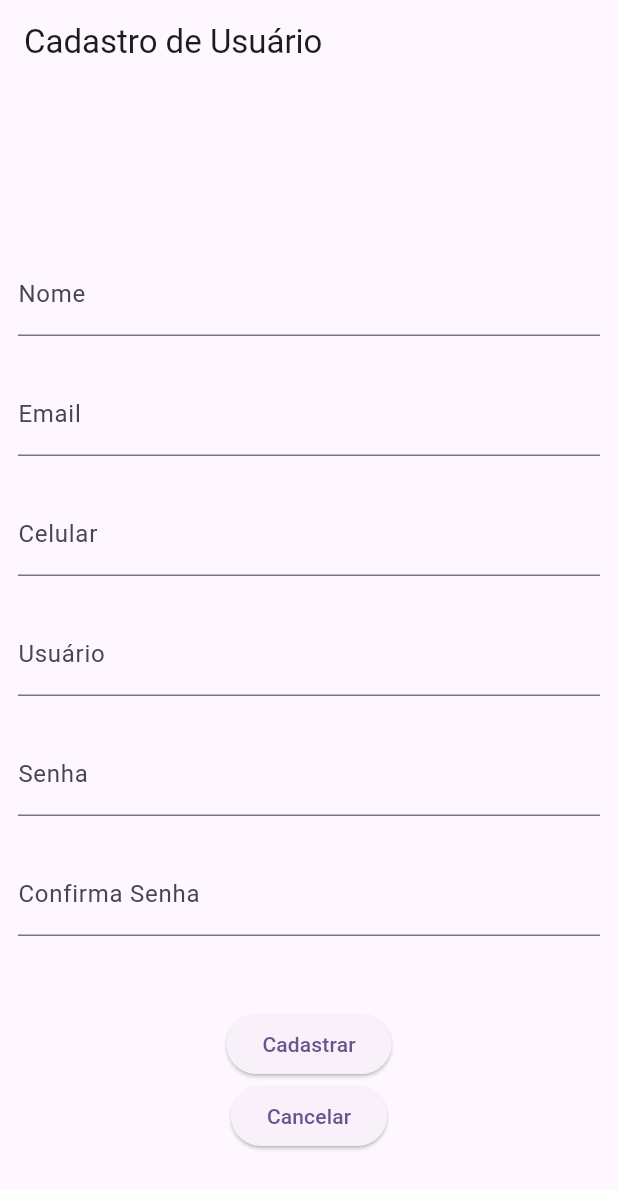
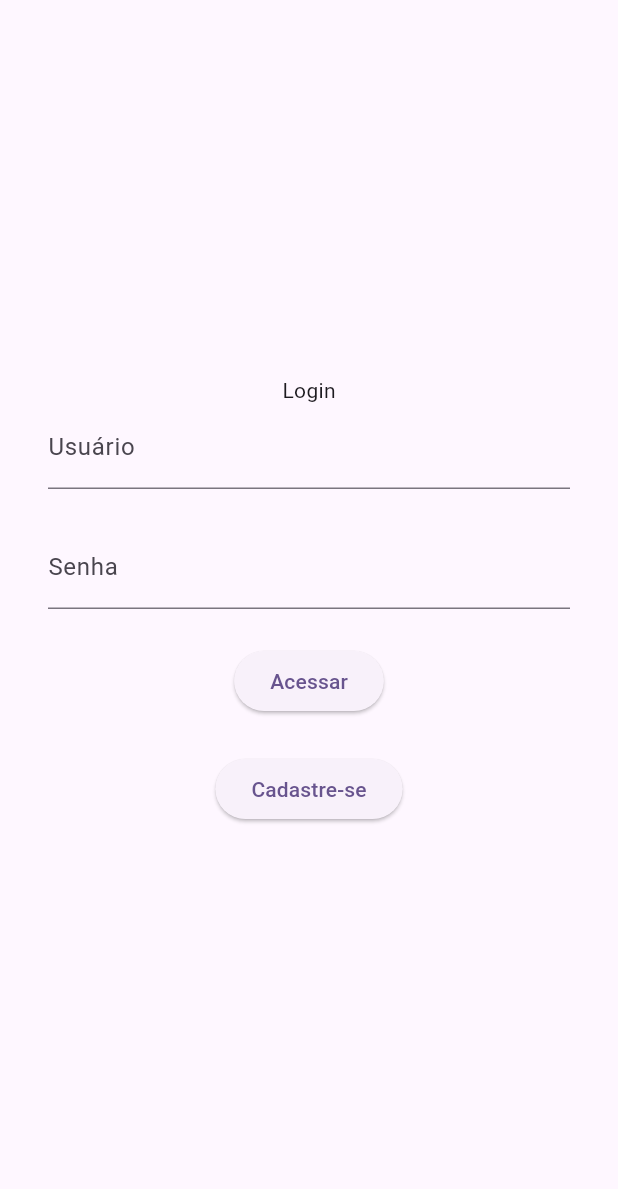
Before and after one commit to pedrokGs/vitahealth, a Flutter app: the screen it shows after launch, on a phone screen of 412 x 824 dp. Shown: the top 1189 px of the screen. Run offline on Flutter 3.47's test engine with Material 3 defaults, Android fonts, the phone set to English and light mode, and no system bars; our stand-ins replace flutter_riverpod, shared_preferences.

Commit message:
Login concluido

```diff
--- a/lib/di/shared_providers.dart
+++ b/lib/di/shared_providers.dart
@@ -1,5 +1,7 @@
 import 'package:flutter_riverpod/flutter_riverpod.dart';
 import 'package:shared_preferences/shared_preferences.dart';
+import 'package:vita_health/features/login/models/login_service.dart';
+import 'package:vita_health/features/login/viewmodels/login_state.dart';
 import 'package:vita_health/features/register/models/register_service.dart';
 import 'package:vita_health/features/register/viewmodels/register_state.dart';
 
@@ -9,3 +11,6 @@ final sharedPreferencesProvider = Provider<SharedPreferences>((ref) => throw Uni
 
 final registerServiceProvider = Provider<RegisterService>((ref) => RegisterServiceImpl(baseUrl: baseUrl));
 final registerNotifierProvider = NotifierProvider(() => RegisterNotifier(),);
+
+final loginServiceProvider = Provider<LoginService>((ref) => LoginServiceImpl(baseUrl: baseUrl),);
+final loginNotifierProvider = NotifierProvider(() => LoginNotifier(),);
--- /dev/null
+++ b/lib/features/login/views/login_screen.dart
@@ -0,0 +1,124 @@
+import 'package:flutter/material.dart';
+import 'package:flutter_riverpod/flutter_riverpod.dart';
+import 'package:vita_health/di/shared_providers.dart';
+
+class LoginScreen extends ConsumerStatefulWidget {
+  const LoginScreen({super.key});
+
+  @override
+  ConsumerState createState() => _LoginScreenState();
+}
+
+class _LoginScreenState extends ConsumerState<LoginScreen> {
+  int count = 0;
+  final _formKey = GlobalKey<FormState>();
+  final usernameController = TextEditingController();
+  final senhaController = TextEditingController();
+
+  @override
+  Widget build(BuildContext context) {
+    final state = ref.watch(loginNotifierProvider);
+    final notifier = ref.watch(loginNotifierProvider.notifier);
+
+    Future<void> timeout() async {
+      ScaffoldMessenger.of(context).showSnackBar(SnackBar(content: Text('Login bloqueado por 30 segundos')));
+      await Future.delayed(Duration(seconds: 30), () {
+        print('timed out');
+        notifier.unlock();
+        count = 0;
+      },);
+    }
+
+    Future<void> login() async {
+      if(state.isLocked){
+        ScaffoldMessenger.of(context).showSnackBar(SnackBar(content: Text('Login bloqueado por 30 segundos')));
+        return;
+      }
+
+      count += 1;
+
+      if(count >= 3){
+        print('lockado');
+        notifier.lock();
+        timeout();
+        return;
+      }
+
+      if (_formKey.currentState!.validate()) {
+        await notifier.login(
+          email: usernameController.text,
+          password: senhaController.text,
+        );
+
+        if(state.errorMessage != null){
+          ScaffoldMessenger.of(context).showSnackBar(SnackBar(content: Text(state.errorMessage.toString())));
+        }
+      }
+    }
+
+
+
+    return Scaffold(
+      body: Padding(
+        padding: EdgeInsets.all(32.0),
+        child: Center(
+          child: Form(
+            key: _formKey,
+            child: Column(
+              mainAxisAlignment: MainAxisAlignment.center,
+              children: [
+                Text('Login'),
+
+                TextFormField(
+                  controller: usernameController,
+                  enabled: !state.isLocked,
+                  decoration: InputDecoration(labelText: "Usuário"),
+                  validator: (value) {
+                    RegExp regExp = RegExp(
+                      r'^(?=.{8,20}$)(?![_.])(?!.*[_.]{2})[a-zA-Z0-9._]+(?<![_.])$',
+                    );
+                    if (!regExp.hasMatch(value!)) {
+                      return 'O usuário é inválido';
+                    }
+                    return null;
+                  },
+                ),
+                const SizedBox(height: 24),
+                TextFormField(
+                  controller: senhaController,
+                  enabled: !state.isLocked,
+                  decoration: InputDecoration(labelText: "Senha"),
+                  validator: (value) {
+                    RegExp regExp = RegExp(
+                      r'^(?=.*[a-z])(?=.*[A-Z])(?=.*\d)[A-Za-z0-9]{8,}$',
+                    );
+                    if (!regExp.hasMatch(value!)) {
+                      return 'A senha não é válida';
+                    }
+                    return null;
+                  },
+                ),
+                const SizedBox(height: 24),
+
+                ElevatedButton(
+                  onPressed: () => login(),
+                  child: state.isLoading
+                      ? CircularProgressIndicator()
+                      : Text("Acessar"),
+                ),
+                const SizedBox(height: 24),
+                ElevatedButton(
+                  onPressed: () => Navigator.pushNamed(context, '/register'),
+                  child: Text('Cadastre-se'),
+                ),
+
+                const SizedBox(height: 24,),
+
+              ],
+            ),
+          ),
+        ),
+      ),
+    );
+  }
+}
--- a/lib/features/splash_screen/views/splash_screen.dart
+++ b/lib/features/splash_screen/views/splash_screen.dart
@@ -25,12 +25,12 @@ class _SplashScreenState extends ConsumerState<SplashScreen> {
   void manageSplashScreen(bool isFirstLogin) async{
     Future.delayed(Duration(seconds: isFirstLogin ? 6 : 3), () {
       if(!mounted) return;
-      Navigator.pushReplacementNamed(context, '/register');
+      Navigator.pushReplacementNamed(context, '/login');
     },);
   }
 
   @override
   Widget build(BuildContext context) {
-    return Center(child: Image.asset('logo_placeholder.png'),);
+    return Center(child: Image.asset('assets/images/logo_placeholder.png'),);
   }
 }
--- a/lib/main.dart
+++ b/lib/main.dart
@@ -2,6 +2,7 @@ import 'package:flutter/material.dart';
 import 'package:flutter_riverpod/flutter_riverpod.dart';
 import 'package:shared_preferences/shared_preferences.dart';
 import 'package:vita_health/di/shared_providers.dart';
+import 'package:vita_health/features/login/views/login_screen.dart';
 import 'package:vita_health/features/register/views/register_screen.dart';
 import 'package:vita_health/features/splash_screen/views/splash_screen.dart';
 
@@ -30,6 +31,7 @@ class MyApp extends StatelessWidget {
       routes: {
         "/splash": (context) => SplashScreen(),
         "/register": (context) => RegisterScreen(),
+        "/login": (context) => LoginScreen(),
       },
     );
   }
```
Also changed, not shown: lib/features/login/models/login_service.dart (added, +35 -0 lines), lib/features/login/viewmodels/login_state.dart (added, +42 -0 lines).
